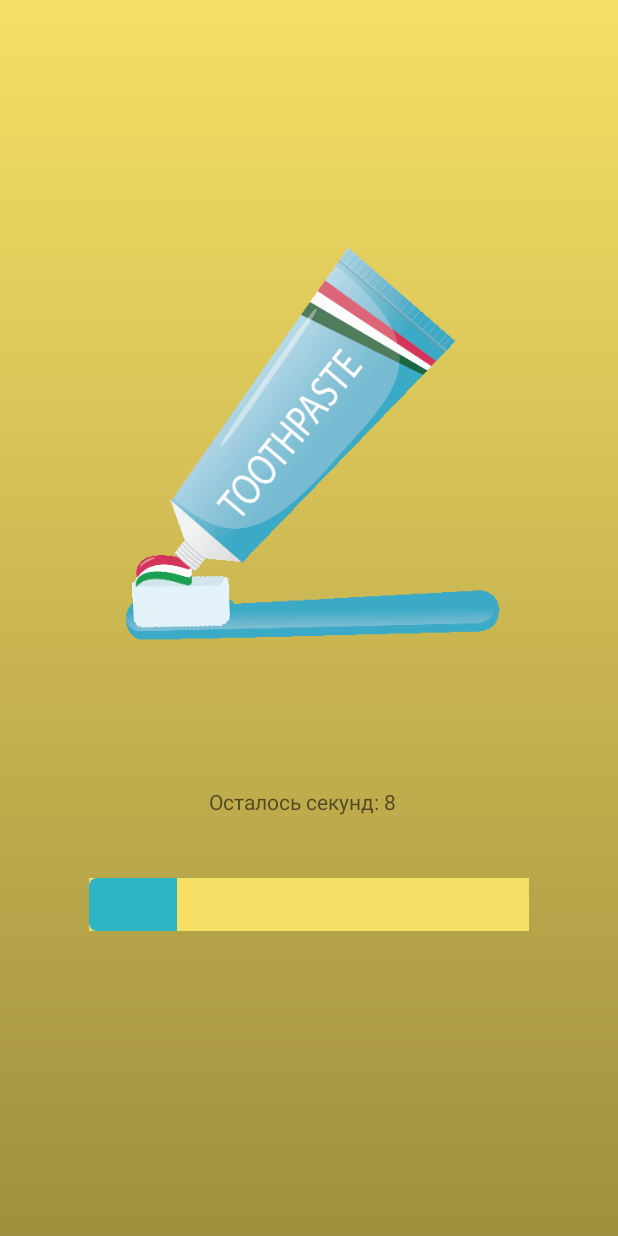
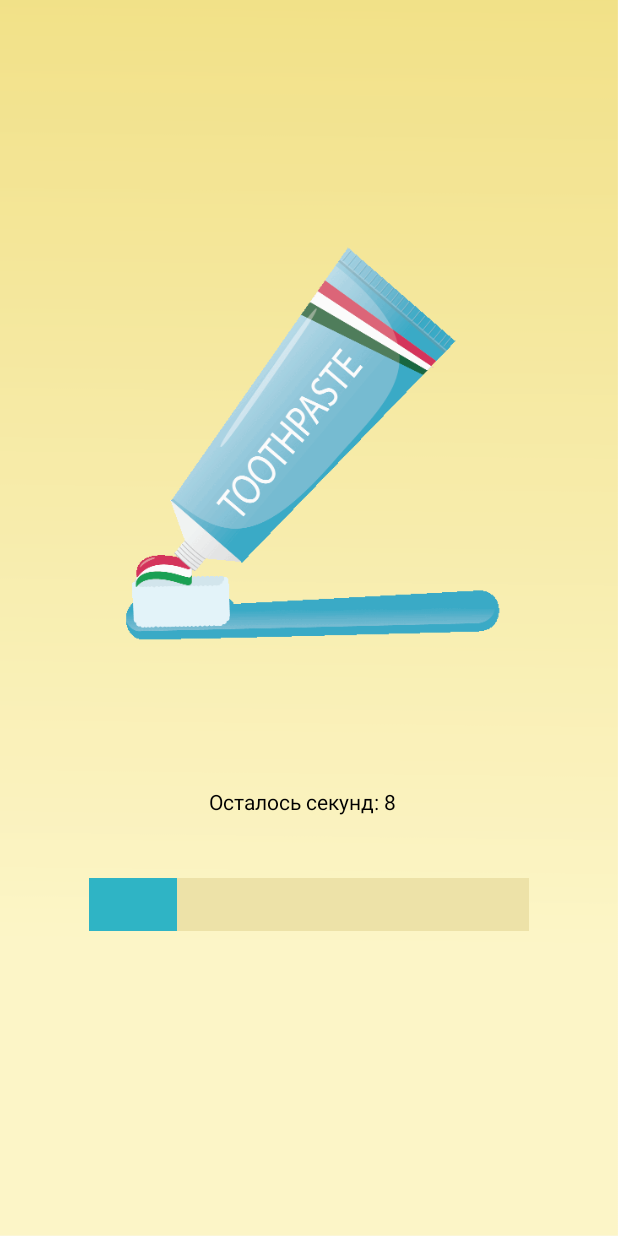
Before and after one commit to serpof/Tracker_of_habbits, an Android app: the screen it shows after launch (timer), after a tap on "TODO", on a phone screen of 412 x 824 dp. Run offline under Robolectric (Android 15) with nearby library versions, the phone set to English and light mode, and no system bars.

Commit message:
fix color for background again

```diff
--- a/app/src/main/java/game/popov/trackerofhabbits/MainActivity.kt
+++ b/app/src/main/java/game/popov/trackerofhabbits/MainActivity.kt
@@ -21,9 +21,9 @@ class MainActivity : AppCompatActivity() {
         setContentView(R.layout.activity_main)
         checkSharedPref()
         val sharedPref: SharedPreferences = getSharedPreferences("settings", MODE_PRIVATE)
-        var last_brush = sharedPref.getLong("last_brush", 0)
-        if (last_brush > 0) {
-            var diffBetweenBrush = System.currentTimeMillis() - sharedPref.getLong("last_brush", 0)
+        var lastBrush = sharedPref.getLong("lastBrush", 0)
+        if (lastBrush > 0) {
+            var diffBetweenBrush = System.currentTimeMillis() - sharedPref.getLong("lastBrush", 0)
             when {
                 diffBetweenBrush > 86400000 -> {
                     Glide.with(applicationContext)
--- a/app/src/main/java/game/popov/trackerofhabbits/timer.kt
+++ b/app/src/main/java/game/popov/trackerofhabbits/timer.kt
@@ -4,6 +4,7 @@ import android.annotation.SuppressLint
 import android.content.Context
 import android.content.Intent
 import android.content.SharedPreferences
+import android.graphics.Color
 import android.media.MediaPlayer
 import androidx.appcompat.app.AppCompatActivity
 import android.os.Bundle
@@ -105,10 +106,12 @@ class timer : AppCompatActivity() {
                     val second = (seconds--).toString()
                     progressBar.progress = taskProgress
                     runOnUiThread {
+                        textView.setTextColor(Color.BLACK)
                         textView.text = "Осталось секунд: $second"
                     }
                 } else {
                     runOnUiThread {
+                        textView.setTextColor(Color.BLACK)
                         textView.text = "Осталось секунд: 0"
                         progressBar.progress = -1
                         timer.cancel()
@@ -138,11 +141,9 @@ class timer : AppCompatActivity() {
             times = sharedPref.getInt("days", 0)
         }
         var present = System.currentTimeMillis()
-        if (present - sharedPref.getLong("last_brush", 0) > 25200000) {
+        if (present - sharedPref.getLong("lastBrush", 0) > 25200000) {
             sharedPref.edit().putInt("days", ++times).apply()
-            var previous_brush = sharedPref.getLong("last_brush", 0)
-            sharedPref.edit().putLong("last_brush", System.currentTimeMillis()).apply()
-            sharedPref.edit().putLong("previous_brush", previous_brush).apply()
+            sharedPref.edit().putLong("lastBrush", System.currentTimeMillis()).apply()
         }
         finish()
     }
--- a/app/src/main/res/drawable/color_progress.xml
+++ b/app/src/main/res/drawable/color_progress.xml
@@ -14,8 +14,6 @@
         >
         <clip>
             <shape>
-                <corners
-                    android:radius="5dip" />
                 <gradient
                     android:startColor="@color/progress_background"
                     android:centerColor="@color/progress_background"
--- a/app/src/main/res/drawable/progress_gradient.xml
+++ /dev/null
@@ -1,8 +0,0 @@
-<?xml version="1.0" encoding="utf-8"?>
-<shape xmlns:android="http://schemas.android.com/apk/res/android"
-    android:shape="rectangle">
-    <gradient
-        android:startColor="#F6DF65"
-        android:endColor="#36A9E1"
-        android:angle="270"/>
-</shape>
--- a/app/src/main/res/drawable/timer_gradient.xml
+++ /dev/null
@@ -1,8 +0,0 @@
-<?xml version="1.0" encoding="utf-8"?>
-<shape xmlns:android="http://schemas.android.com/apk/res/android"
-    android:shape="rectangle">
-    <gradient
-        android:startColor="#F6DF65"
-        android:endColor="#9F903F"
-        android:angle="270"/>
-</shape>
--- a/app/src/main/res/layout-large/timer.xml
+++ b/app/src/main/res/layout-large/timer.xml
@@ -7,12 +7,11 @@
     tools:viewBindingIgnore="true">
 
     <ImageView
-        android:id="@+id/background_timer"
-        android:layout_width="match_parent"
-        android:layout_height="match_parent"
+        android:id="@+id/timer_background"
+        android:layout_width="wrap_content"
+        android:layout_height="wrap_content"
         android:scaleType="centerCrop"
-        app:srcCompat="@drawable/timer_gradient"
-        tools:ignore="ContentDescription,ImageContrastCheck" />
+        app:srcCompat="@drawable/timer_bg" />
 
     <LinearLayout
         android:id="@+id/container1"
--- a/app/src/main/res/layout-normal/timer.xml
+++ b/app/src/main/res/layout-normal/timer.xml
@@ -7,12 +7,11 @@
     tools:viewBindingIgnore="true">
 
     <ImageView
-        android:id="@+id/background_timer"
-        android:layout_width="match_parent"
-        android:layout_height="match_parent"
+        android:id="@+id/timer_background"
+        android:layout_width="wrap_content"
+        android:layout_height="wrap_content"
         android:scaleType="centerCrop"
-        app:srcCompat="@drawable/timer_gradient"
-        tools:ignore="ContentDescription,ImageContrastCheck" />
+        app:srcCompat="@drawable/timer_bg" />
 
     <LinearLayout
         android:id="@+id/container1"
@@ -53,7 +52,8 @@
                 android:layout_width="0dp"
                 android:layout_height="wrap_content"
                 android:layout_weight="1"
-                android:textColor="@color/black95"/>
+                android:text="Осталось секунд:"
+                android:textColor="@color/black95" />
         </LinearLayout>
 
         <LinearLayout
--- a/app/src/main/res/layout-small/timer.xml
+++ b/app/src/main/res/layout-small/timer.xml
@@ -7,12 +7,11 @@
     tools:viewBindingIgnore="true">
 
     <ImageView
-        android:id="@+id/background_timer"
-        android:layout_width="match_parent"
-        android:layout_height="match_parent"
+        android:id="@+id/timer_background"
+        android:layout_width="wrap_content"
+        android:layout_height="wrap_content"
         android:scaleType="centerCrop"
-        app:srcCompat="@drawable/timer_gradient"
-        tools:ignore="ContentDescription,ImageContrastCheck" />
+        app:srcCompat="@drawable/timer_bg" />
 
     <LinearLayout
         android:id="@+id/container1"
@@ -53,13 +52,16 @@
                 android:layout_width="0dp"
                 android:layout_height="wrap_content"
                 android:layout_weight="1"
-                android:textColor="@color/black95"/>
+                android:textColor="@color/black95"
+                android:textColorHighlight="@color/black95"
+                android:textColorHint="@color/black95"
+                android:textColorLink="@color/black95" />
         </LinearLayout>
 
         <LinearLayout
             android:id="@+id/container4"
-            android:layout_width="wrap_content"
-            android:layout_height="wrap_content"
+            android:layout_width="308dp"
+            android:layout_height="40dp"
             android:orientation="horizontal"
             android:padding="1dp">
 
--- a/app/src/main/res/layout-xlarge/timer.xml
+++ b/app/src/main/res/layout-xlarge/timer.xml
@@ -7,12 +7,11 @@
     tools:viewBindingIgnore="true">
 
     <ImageView
-        android:id="@+id/background_timer"
-        android:layout_width="match_parent"
-        android:layout_height="match_parent"
+        android:id="@+id/timer_background"
+        android:layout_width="wrap_content"
+        android:layout_height="wrap_content"
         android:scaleType="centerCrop"
-        app:srcCompat="@drawable/timer_gradient"
-        tools:ignore="ContentDescription,ImageContrastCheck" />
+        app:srcCompat="@drawable/timer_bg" />
 
     <LinearLayout
         android:id="@+id/container1"
--- a/app/src/main/res/layout/activity_progress.xml
+++ b/app/src/main/res/layout/activity_progress.xml
@@ -10,7 +10,8 @@
         android:id="@+id/background_progress"
         android:layout_width="match_parent"
         android:layout_height="match_parent"
-        android:src="@drawable/progress_gradient"
+        android:scaleType="centerCrop"
+        android:src="@drawable/progress_bg"
         tools:ignore="ImageContrastCheck" />
 
     <ScrollView
@@ -35,6 +36,7 @@
                     android:layout_width="wrap_content"
                     android:layout_height="50dp"
                     android:layout_marginStart="10dp"
+                    android:minWidth="48dp"
                     app:srcCompat="?attr/homeAsUpIndicator"
                     tools:ignore="SpeakableTextPresentCheck" />
             </LinearLayout>
--- a/app/src/main/res/layout/timer.xml
+++ b/app/src/main/res/layout/timer.xml
@@ -7,12 +7,11 @@
     tools:viewBindingIgnore="true">
 
     <ImageView
-        android:id="@+id/background_timer"
-        android:layout_width="match_parent"
-        android:layout_height="match_parent"
+        android:id="@+id/timer_background"
+        android:layout_width="wrap_content"
+        android:layout_height="wrap_content"
         android:scaleType="centerCrop"
-        app:srcCompat="@drawable/timer_gradient"
-        tools:ignore="ContentDescription,ImageContrastCheck" />
+        app:srcCompat="@drawable/timer_bg" />
 
     <LinearLayout
         android:id="@+id/container1"
--- a/app/src/main/res/values/colors.xml
+++ b/app/src/main/res/values/colors.xml
@@ -4,6 +4,6 @@
     <color name="colorPrimaryDark">#00574B</color>
     <color name="colorAccent">#D81B60</color>
     <color name="black95">#95000000</color>
-    <color name="progress">#F6DF65</color>
+    <color name="progress">#EDE2A8</color>
     <color name="progress_background">#2FB4C5</color>
 </resources>
```
Also changed, not shown: app/src/main/res/drawable-v24/progress_bg.png (added), app/src/main/res/drawable-v24/timer_bg.png (added).
